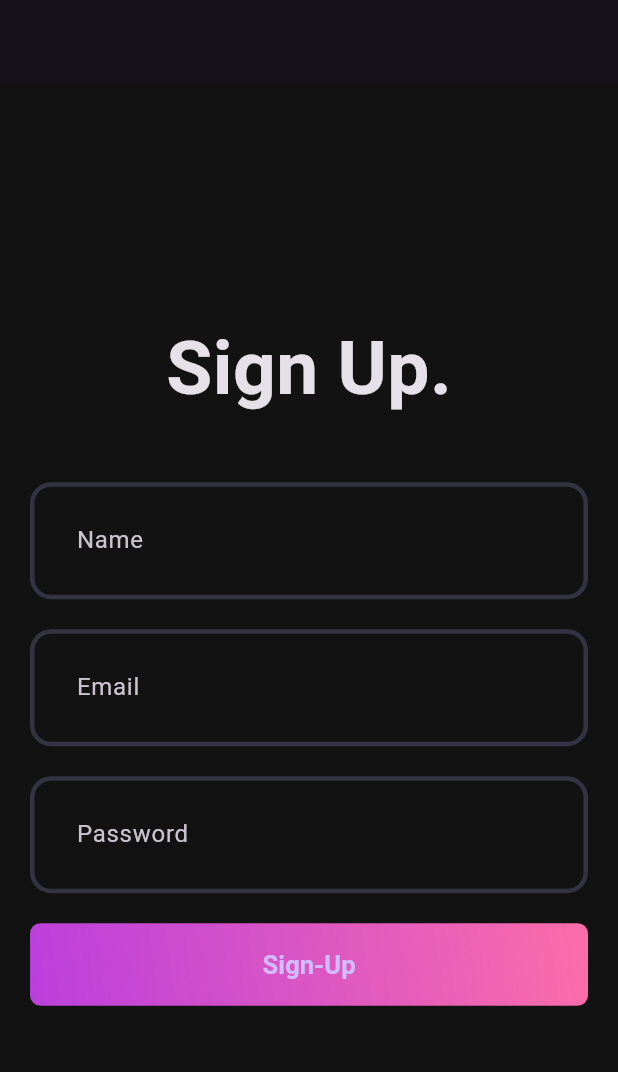
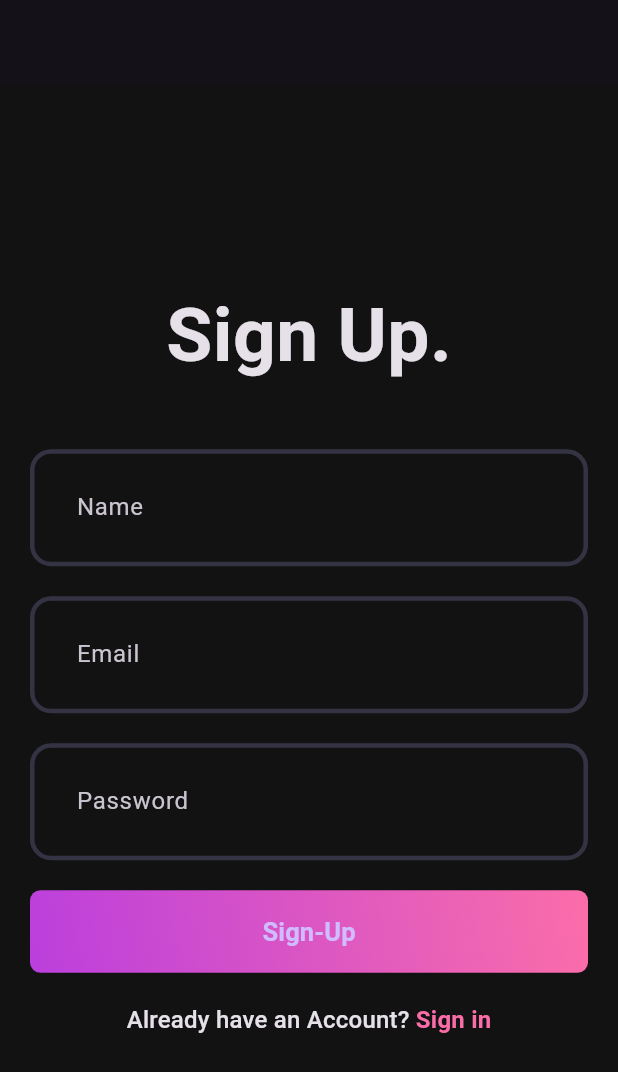
Before and after one commit to Niyar07/Music_App, a Flutter app: the screen it shows after launch, on a phone screen of 412 x 824 dp. Shown: the top 1072 px of the screen. Run offline on Flutter 3.47's test engine with Material 3 defaults, Android fonts, the phone set to English and light mode, and no system bars.

Commit message:
Create Sign-Up Page

```diff
--- a/client/lib/features/auth/view/pages/signup_page.dart
+++ b/client/lib/features/auth/view/pages/signup_page.dart
@@ -1,3 +1,4 @@
+import 'package:client/core/theme/app_pallete.dart';
 import 'package:client/features/auth/view/widgets/auth_gradient_button.dart';
 import 'package:flutter/material.dart';
 
@@ -46,6 +47,22 @@ class _SignupPageState extends State<SignupPage> {
               height: 20,
             ),
             AuthGradientButton(),
+            const SizedBox(
+              height: 20,
+            ),
+            RichText(
+              text: TextSpan(
+                text: 'Already have an Account? ',
+                style: Theme.of(context).textTheme.titleMedium,
+                children: [
+                  TextSpan(
+                      text: 'Sign in',
+                      style: TextStyle(
+                          color: Pallete.gradient2,
+                          fontWeight: FontWeight.bold)),
+                ],
+              ),
+            ),
           ],
         ),
       ),
```
